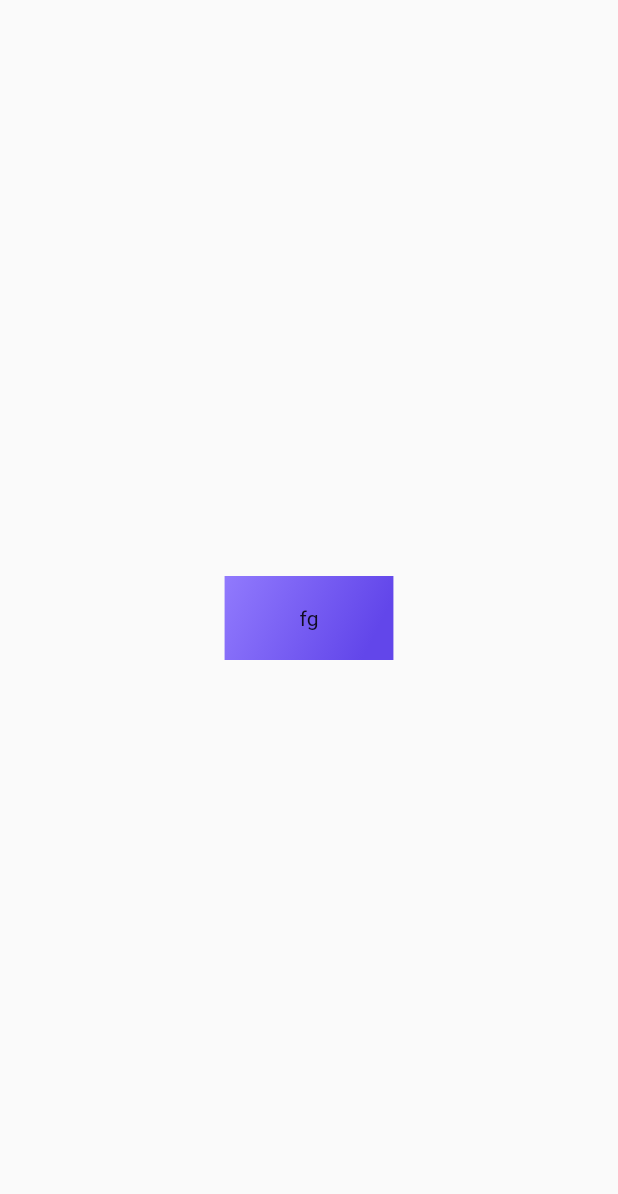
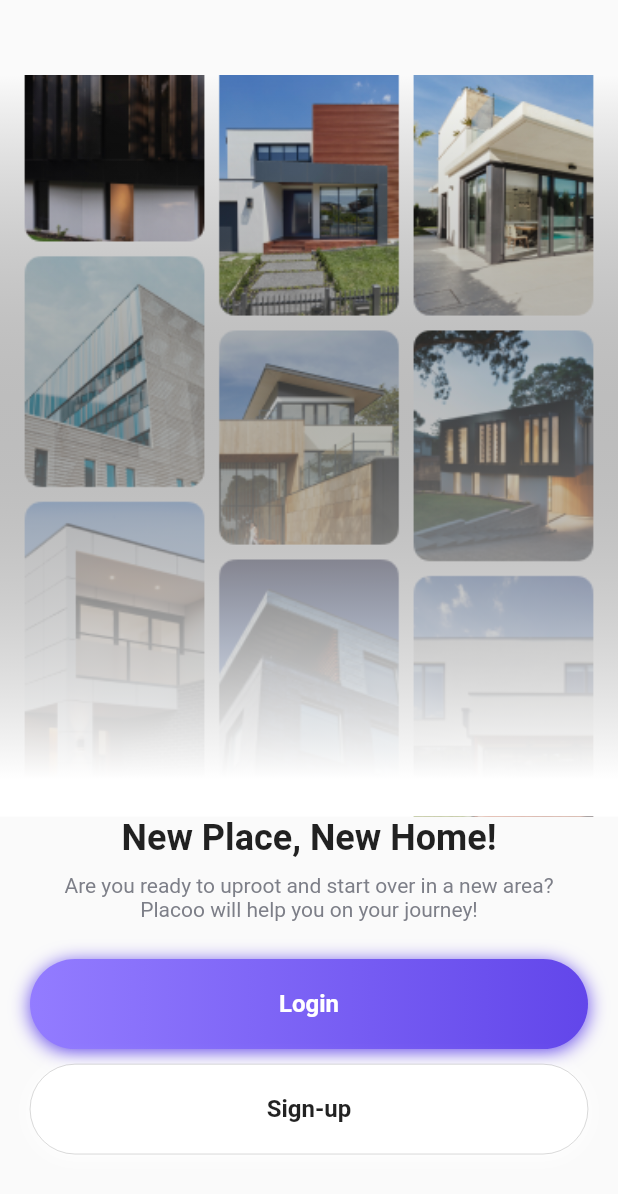
Before and after one commit to Appium-Labs/House-Rental-App, a Flutter app: the screen it shows after launch, on a phone screen of 412 x 824 dp. Shown: the top 1194 px of the screen. Run offline on Flutter 3.47's test engine with Material 2 defaults, Android fonts, the phone set to English and light mode, and no system bars; our stand-ins replace get.

Commit message:
Welcome Screen done 🚀

```diff
--- /dev/null
+++ b/lib/Feature-Login/Views/WelcomeScreen.dart
@@ -0,0 +1,75 @@
+import 'package:flutter/material.dart';
+import 'package:house_rental_app/Feature-Login/Views/shared/ColoredButton.dart';
+import 'package:house_rental_app/Feature-Login/Views/shared/TransparentButton.dart';
+
+class WelcomeScreen extends StatelessWidget {
+  const WelcomeScreen({super.key});
+
+  @override
+  Widget build(BuildContext context) {
+    return Scaffold(
+      body: SingleChildScrollView(
+        child: Column(
+          children: [
+            Container(
+                margin: const EdgeInsets.only(top: 50),
+                height: MediaQuery.of(context).size.height * 0.6,
+                width: MediaQuery.of(context).size.width,
+                foregroundDecoration: BoxDecoration(
+                  gradient: LinearGradient(
+                    colors: [
+                      Colors.transparent,
+                      Colors.transparent.withOpacity(0),
+                      Colors.white,
+                      Colors.white
+                    ],
+                    begin: Alignment.topCenter,
+                    end: Alignment.bottomCenter,
+                    stops: const [0, 0, 0.95, 1],
+                  ),
+                ),
+                child: const Image(
+                  image: AssetImage("assets/images/Welcome.png"),
+                  fit: BoxFit.cover,
+                )),
+            Container(
+              alignment: Alignment.center,
+              child: const Text(
+                "New Place, New Home!",
+                style: TextStyle(fontSize: 24, fontWeight: FontWeight.w700),
+              ),
+            ),
+            Container(
+              margin: const EdgeInsets.symmetric(vertical: 10, horizontal: 22),
+              alignment: Alignment.center,
+              child: const Text(
+                "Are you ready to uproot and start over in a new area? Placoo will help you on your journey!",
+                overflow: TextOverflow.clip,
+                maxLines: 2,
+                textAlign: TextAlign.center,
+                style: TextStyle(color: Color(0xff7D7F88)),
+              ),
+            ),
+            const SizedBox(
+              height: 10,
+            ),
+            GestureDetector(
+              child: const ColoredButton(
+                text: "Login",
+                color: (Color(0xff6246EA)),
+                textColor: Colors.white,
+              ),
+            ),
+            GestureDetector(
+              child: const TransparentButton(
+                text: "Sign-up",
+                color: Colors.white,
+                textColor: Colors.black87,
+              ),
+            ),
+          ],
+        ),
+      ),
+    );
+  }
+}
--- /dev/null
+++ b/lib/Feature-Login/Views/shared/ColoredButton.dart
@@ -0,0 +1,35 @@
+import 'package:flutter/material.dart';
+
+class ColoredButton extends StatelessWidget {
+  final String text;
+  final Color color;
+  final Color textColor;
+  const ColoredButton(
+      {super.key,
+      required this.text,
+      required this.color,
+      required this.textColor});
+
+  @override
+  Widget build(BuildContext context) {
+    return Container(
+      alignment: Alignment.center,
+      margin: const EdgeInsets.symmetric(horizontal: 20, vertical: 5),
+      height: 60,
+      width: MediaQuery.of(context).size.width,
+      decoration: BoxDecoration(
+          color: color,
+          gradient: const LinearGradient(
+              colors: [Color(0xff937CFF), Color(0xff6246EA)]),
+          borderRadius: BorderRadius.circular(50),
+          boxShadow: [
+            BoxShadow(color: color, offset: const Offset(0, 2), blurRadius: 10)
+          ]),
+      child: Text(
+        text,
+        style: TextStyle(
+            color: textColor, fontSize: 16, fontWeight: FontWeight.w600),
+      ),
+    );
+  }
+}
--- /dev/null
+++ b/lib/Feature-Login/Views/shared/TransparentButton.dart
@@ -0,0 +1,34 @@
+import 'package:flutter/material.dart';
+
+class TransparentButton extends StatelessWidget {
+  final String text;
+  final Color color;
+  final Color textColor;
+  const TransparentButton(
+      {super.key,
+      required this.text,
+      required this.color,
+      required this.textColor});
+
+  @override
+  Widget build(BuildContext context) {
+    return Container(
+      alignment: Alignment.center,
+      margin: const EdgeInsets.symmetric(horizontal: 20, vertical: 5),
+      height: 60,
+      width: MediaQuery.of(context).size.width,
+      decoration: BoxDecoration(
+          color: color,
+          borderRadius: BorderRadius.circular(50),
+          border: Border.all(width: 0.1),
+          boxShadow: [
+            BoxShadow(color: color, offset: const Offset(0, 2), blurRadius: 10)
+          ]),
+      child: Text(
+        text,
+        style: TextStyle(
+            color: textColor, fontSize: 16, fontWeight: FontWeight.w600),
+      ),
+    );
+  }
+}
--- a/lib/main.dart
+++ b/lib/main.dart
@@ -1,4 +1,6 @@
 import 'package:flutter/material.dart';
+import 'package:get/route_manager.dart';
+import 'package:house_rental_app/Feature-Login/Views/WelcomeScreen.dart';
 
 import 'Constants.dart';
 
@@ -12,29 +14,11 @@ class MyApp extends StatelessWidget {
   // This widget is the root of your application.
   @override
   Widget build(BuildContext context) {
-    return MaterialApp(
+    return GetMaterialApp(
+      debugShowCheckedModeBanner: false,
       title: 'Flutter Demo',
-      theme: ThemeData(
-          // This is the theme of your application.
-          //
-          // Try running your application with "flutter run". You'll see the
-          // application has a blue toolbar. Then, without quitting the app, try
-          // changing the primarySwatch below to Colors.green and then invoke
-          // "hot reload" (press "r" in the console where you ran "flutter run",
-          // or simply save your changes to "hot reload" in a Flutter IDE).
-          // Notice that the counter didn't reset back to zero; the application
-          // is not restarted.
-          // primarySwatch: Colors.blue,
-          ),
-      home: Scaffold(
-        body: Center(
-          child: Container(
-            padding: EdgeInsets.symmetric(horizontal: 50, vertical: 20),
-            child: Text("fg"),
-            decoration: BoxDecoration(gradient: buttonLinearGradient),
-          ),
-        ),
-      ),
+      theme: ThemeData(),
+      home: WelcomeScreen(),
     );
   }
 }
```
Also changed, not shown: pubspec.yaml (+7 -69 lines), assets/images/Welcome.png (added), lib/Feature-Login/Views/temp.dart (deleted), pubspec.lock.
